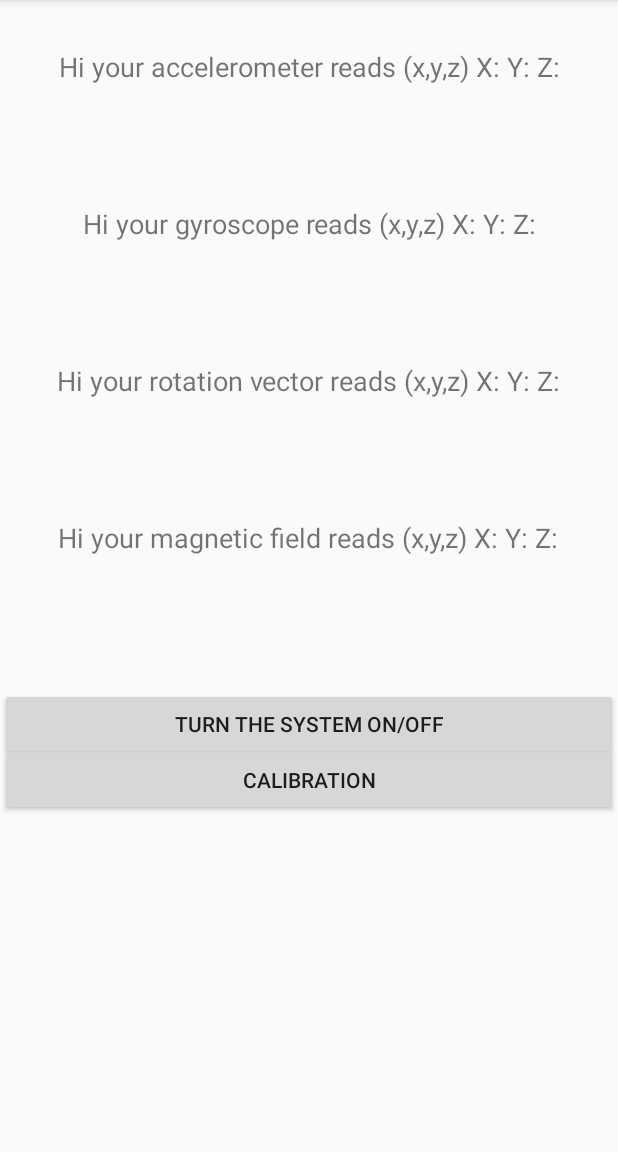
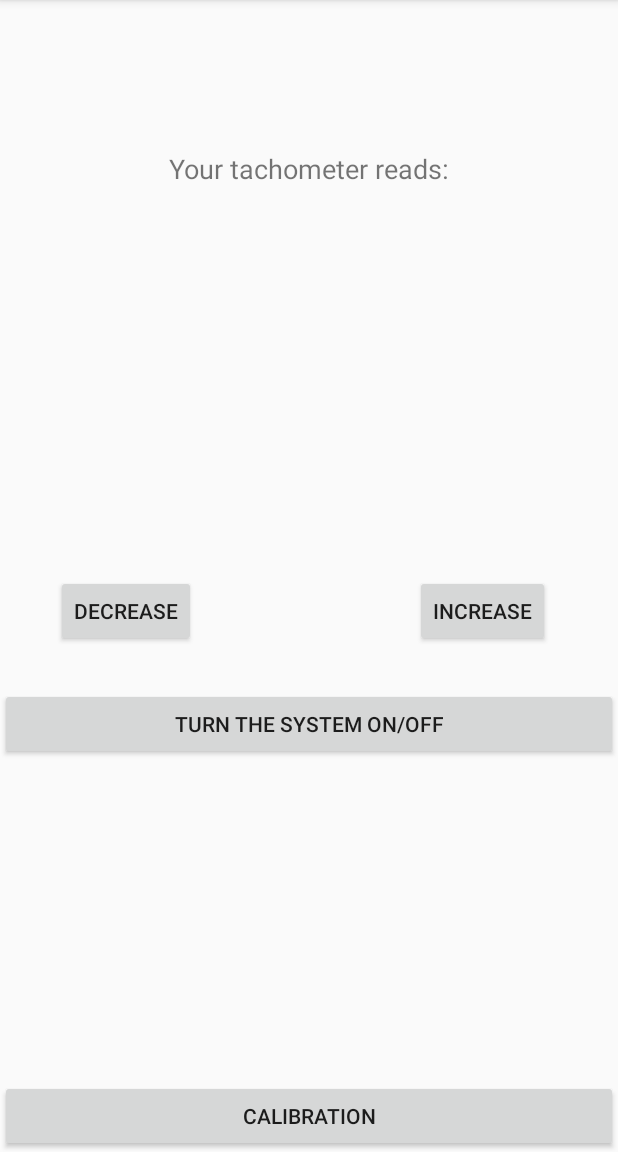
Before and after one commit to mwenski/PracaInzynierska-Program, an Android app: the screen it shows after launch (UIActivity), on a phone screen of 412 x 824 dp, the part 84-1236 px from its top. Run offline under Robolectric (Android 15) with nearby library versions, the phone set to English and light mode, and no system bars; libraries missing offline, so code that uses them is left out: ioio.lib.api, ioio.lib.util; 1 statement that could not run was skipped.

Commit message:
Dodałem przyciski tekst, i zmieniłem troche w C++

```diff
--- a/Projekt/app/src/main/java/com/example/projekt/UIActivity.java
+++ b/Projekt/app/src/main/java/com/example/projekt/UIActivity.java
@@ -37,18 +37,28 @@ import ioio.lib.util.IOIOConnectionManager;
 public class UIActivity extends AppCompatActivity {
     private static final int DISPLAY_DATA = 1;
     boolean s = false;
+    public static TextView out;
     // this handler will receive a delayed message
-
-
     @Override
     protected void onCreate(Bundle savedInstanceState) {
 
         super.onCreate(savedInstanceState);
         setContentView(R.layout.activity_main);
-
-
+        out = findViewById(R.id.tach_text);
+        Button buttonIn = findViewById(R.id.INCREASE);
+        Button buttonDec = findViewById(R.id.INCREASE);
         Button buttonStart = findViewById(R.id.buttonIOIO);
         config.load(this); //wczytaj
+        buttonIn.setOnClickListener(new View.OnClickListener() {
+            public void onClick(View v)  {
+                Infun();
+            }
+        });
+        buttonDec.setOnClickListener(new View.OnClickListener() {
+                public void onClick(View v)  {
+                    Decfun();
+                }
+            });
         buttonStart.setOnClickListener(new View.OnClickListener() {
             public void onClick(View v)  {
                 Intent i= new Intent(UIActivity.this, MainActivity.class);
@@ -72,9 +82,15 @@ public class UIActivity extends AppCompatActivity {
                 break;
             }
         }
+    }
+    public void Decfun() {
+        MainActivity.instance.dec();
+    }
+        public void Infun() {
+                MainActivity.instance.inc();
+                }
 
 
-    }
 
 
     /**
--- a/Projekt/app/src/main/res/layout/activity_main.xml
+++ b/Projekt/app/src/main/res/layout/activity_main.xml
@@ -1,56 +1,21 @@
 <?xml version="1.0" encoding="utf-8"?>
-<androidx.constraintlayout.widget.ConstraintLayout
-    xmlns:android="http://schemas.android.com/apk/res/android"
+<androidx.constraintlayout.widget.ConstraintLayout xmlns:android="http://schemas.android.com/apk/res/android"
+    xmlns:app="http://schemas.android.com/apk/res-auto"
     xmlns:tools="http://schemas.android.com/tools"
-    xmlns:app="http://schemas.android.com/apk/res-auto"
     android:layout_width="match_parent"
     android:layout_height="match_parent"
     tools:context=".MainActivity">
 
     <TextView
-        android:id="@+id/sample_text1"
+        android:id="@+id/tach_text"
         android:layout_width="wrap_content"
         android:layout_height="wrap_content"
-        android:layout_marginTop="32dp"
-        android:text="Hi your accelerometer reads (x,y,z) X: Y: Z:"
+        android:layout_marginTop="100dp"
+        android:text="Your tachometer reads:"
         android:textSize="18dp"
         app:layout_constraintLeft_toLeftOf="parent"
         app:layout_constraintRight_toRightOf="parent"
         app:layout_constraintTop_toTopOf="parent" />
-
-    <TextView
-        android:id="@+id/sample_text2"
-        android:layout_width="wrap_content"
-        android:layout_height="wrap_content"
-        android:layout_marginTop="80dp"
-        android:text="Hi your gyroscope reads (x,y,z) X: Y: Z:"
-        android:textSize="18dp"
-        app:layout_constraintLeft_toLeftOf="parent"
-        app:layout_constraintRight_toRightOf="parent"
-        app:layout_constraintTop_toBottomOf="@+id/sample_text1" />
-
-    <TextView
-        android:id="@+id/sample_text3"
-        android:layout_width="wrap_content"
-        android:layout_height="wrap_content"
-        android:layout_marginTop="80dp"
-        android:text="Hi your rotation vector reads (x,y,z) X: Y: Z:"
-        android:textSize="18dp"
-        app:layout_constraintLeft_toLeftOf="parent"
-        app:layout_constraintRight_toRightOf="parent"
-        app:layout_constraintTop_toBottomOf="@+id/sample_text2" />
-
-    <TextView
-        android:id="@+id/sample_text4"
-        android:layout_width="wrap_content"
-        android:layout_height="wrap_content"
-        android:layout_marginTop="80dp"
-        android:text="Hi your magnetic field reads (x,y,z) X: Y: Z:"
-        android:textSize="18dp"
-        app:layout_constraintHorizontal_bias="0.498"
-        app:layout_constraintLeft_toLeftOf="parent"
-        app:layout_constraintRight_toRightOf="parent"
-        app:layout_constraintTop_toBottomOf="@+id/sample_text3" />
 
     <Button
         android:id="@+id/button"
@@ -61,9 +26,7 @@
         app:layout_constraintBottom_toBottomOf="parent"
         app:layout_constraintEnd_toEndOf="parent"
         app:layout_constraintHorizontal_bias="1.0"
-        app:layout_constraintStart_toStartOf="parent"
-        app:layout_constraintTop_toBottomOf="@+id/sample_text4"
-        app:layout_constraintVertical_bias="0.358" />
+        app:layout_constraintStart_toStartOf="parent" />
 
 
     <Button
@@ -78,4 +41,24 @@
         app:layout_constraintTop_toTopOf="parent"
         app:layout_constraintVertical_bias="0.637" />
 
+    <Button
+        android:id="@+id/INCREASE"
+        android:layout_width="wrap_content"
+        android:layout_height="wrap_content"
+        android:layout_marginEnd="45dp"
+        android:layout_marginBottom="27dp"
+        android:text="INCREASE"
+        app:layout_constraintBottom_toTopOf="@+id/buttonIOIO"
+        app:layout_constraintEnd_toEndOf="parent" />
+
+    <Button
+        android:id="@+id/DECREASE"
+        android:layout_width="wrap_content"
+        android:layout_height="wrap_content"
+        android:layout_marginStart="37dp"
+        android:layout_marginBottom="27dp"
+        android:text="DECREASE"
+        app:layout_constraintBottom_toTopOf="@+id/buttonIOIO"
+        app:layout_constraintStart_toStartOf="parent" />
+
 </androidx.constraintlayout.widget.ConstraintLayout>
```
Also changed, not shown: Projekt/app/src/main/java/com/example/projekt/MainActivity.java (+43 -10 lines), 5 other files.
